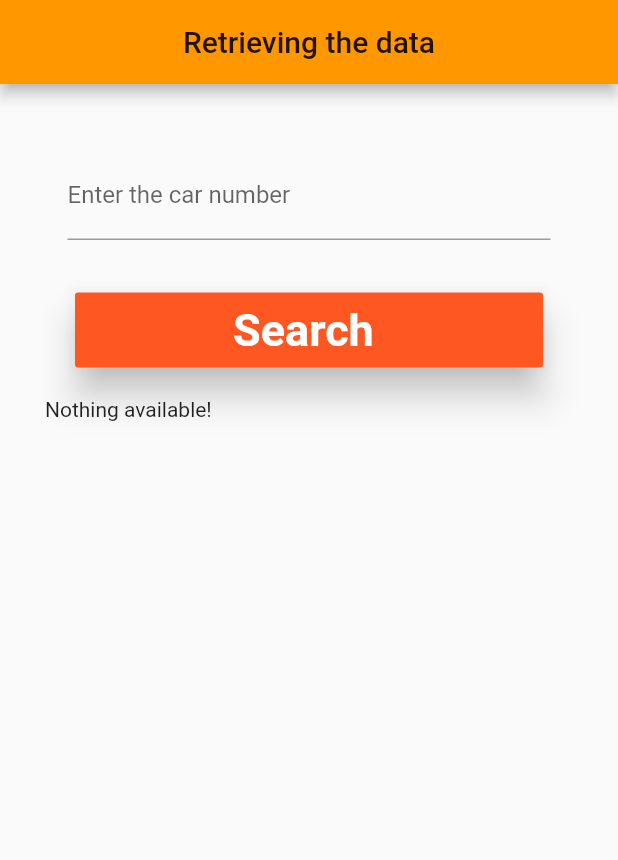
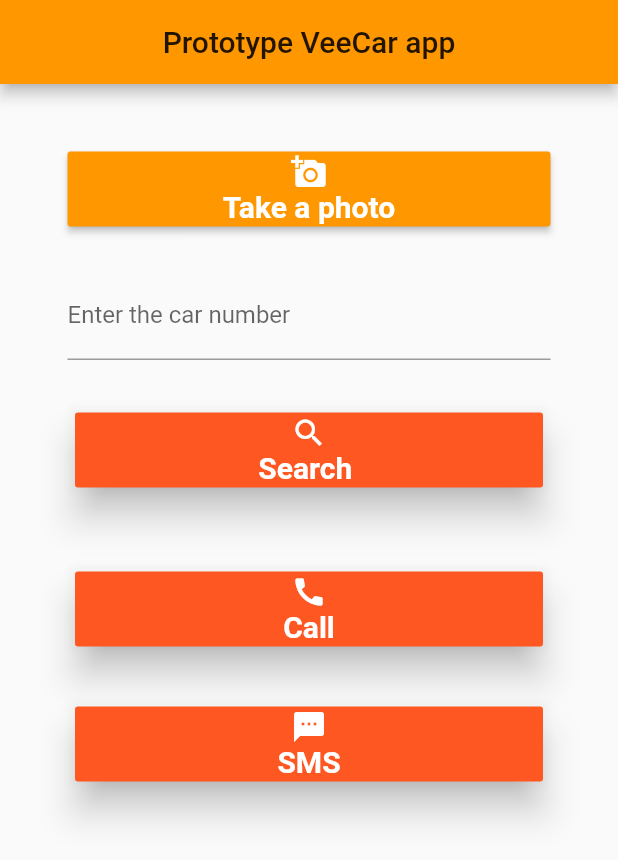
Before and after one commit to KshitizGoel/VeeCar_Prototype, a Flutter app: the screen it shows after launch, on a phone screen of 412 x 824 dp. Shown: the top 860 px of the screen. Run offline on Flutter 3.47's test engine with Material 2 defaults, Android fonts, the phone set to English and light mode, and no system bars; our stand-ins replace firebase_core, firebase_database, image_picker; missing offline and left inert: firebase_ml_vision; accounts and stored records are empty.

Commit message:
Adding ML kit text Recognition to complete the prototype of VeeCar app.

```diff
--- a/lib/HomePage.dart
+++ b/lib/HomePage.dart
@@ -1,6 +1,8 @@
 import 'package:firebase_database/firebase_database.dart';
 import 'package:flutter/material.dart';
 import "Posts.dart";
+import "package:url_launcher/url_launcher.dart";
+import 'newScreen.dart';
 
 
 class HomePage extends StatefulWidget{
@@ -8,11 +10,10 @@ class HomePage extends StatefulWidget{
   State<StatefulWidget> createState() {
    return HomePageState();
   }
-
-
 }
 
 class HomePageState extends State<HomePage>{
+  String phoneNumberCalling ;
 
   DatabaseReference ref = FirebaseDatabase.instance.reference().child("Details") ;
   List <Posts> postsList = [];
@@ -24,19 +25,60 @@ class HomePageState extends State<HomePage>{
     return Scaffold(
 
       appBar: AppBar(
-        title: Text("Retrieving the data"),
+        title: Text("Prototype VeeCar app"),
         centerTitle: true,
       ),
 
       body: Form(
-
-
 
         child: ListView(
 
           padding: EdgeInsets.all(30.0),
 
           children: <Widget>[
+
+            Padding(
+              padding: EdgeInsets.all(15.0),
+              child: ButtonTheme(
+
+                height: 50.0,
+
+                child: RaisedButton(
+
+                  child: Column(
+
+                    children: <Widget>[
+
+                      Icon(
+                        Icons.add_a_photo,
+                        color: Colors.white,
+                      ),
+                      Text(
+                        "Take a photo",
+                        style: TextStyle(
+                          color: Colors.white,
+                          fontSize: 20.0,
+                          fontWeight: FontWeight.bold
+                        ),
+                      )
+                    ]
+
+                  ),
+
+                  onPressed: (){
+                    Navigator.push(
+                        context,
+                        MaterialPageRoute(
+                    builder:(context) =>NewScreen(),
+
+                    ),);
+                  },
+
+                ),
+
+              ),
+            ),
+
             Padding(
               padding: EdgeInsets.all(15.0),
             child: TextFormField(
@@ -61,15 +103,29 @@ class HomePageState extends State<HomePage>{
 
               elevation: 10.0,
 
-              child: Text(
+              child: Column(
+
+                children: <Widget>[
+
+                  Icon(
+                    Icons.search,
+                    color: Colors.white,
+                  ),
+
+                  Text(
                     "Search ",
 
                     style: TextStyle(
                         fontWeight: FontWeight.bold,
                         color: Colors.white,
-                  fontSize: 30.0
+                        fontSize: 20.0
                     ),
+                  )
+                ],
+
               ),
+
+
               onPressed: (){
                 String carNumberInput = carNumberController.text.toString().replaceAll(" ", "");
 
@@ -102,7 +158,7 @@ class HomePageState extends State<HomePage>{
             Container(
 
 
-              child: postsList.length==0? Text("Nothing available!") : ListView.builder(
+              child: postsList.length==0? Text(" ") : ListView.builder(
                   shrinkWrap: true,
 
                   itemCount: postsList.length,
@@ -112,7 +168,89 @@ class HomePageState extends State<HomePage>{
                   }
               ),
 
+            ),
+
+            Padding(
+
+              padding: EdgeInsets.all(20.0),
+
+              child: ButtonTheme(
+
+                height: 50.0,
+
+                child: RaisedButton(
+                    color: Colors.deepOrange,
+
+                    elevation: 10.0,
+
+                    child:Column(
+
+                      children:<Widget> [
+                        Icon(
+                          Icons.call,
+                          color: Colors.white,
+                        ),
+
+
+
+                        Text(
+                          "Call",
+
+                          style: TextStyle(
+                              fontWeight: FontWeight.bold,
+                              color: Colors.white,
+                              fontSize: 20.0
+                          ),
+                        ),
+
+                      ],
+                    ),
+                    onPressed: (){
+                      call1();
+                    }
+                ),
+              ),
+            ),
+            Padding(
+
+              padding: EdgeInsets.all(20.0),
+
+              child: ButtonTheme(
+
+                height: 50.0,
+
+
+                child: RaisedButton(
+                    color: Colors.deepOrange,
+
+                    elevation: 10.0,
+
+                    child:Column(
+
+                      children:<Widget> [
+
+                        Icon(
+                          Icons.textsms,
+                          color: Colors.white,
+                        ),
+                       Text(
+                          "SMS",
+
+                          style: TextStyle(
+                              fontWeight: FontWeight.bold,
+                              color: Colors.white,
+                              fontSize: 20.0
+                          ),
+                        ),
+                      ],
+                ),
+                    onPressed: (){
+                      sms1();
+                    }
                 )
+              ),
+            ),
+
           ],
         ),
       ),
@@ -120,6 +258,7 @@ class HomePageState extends State<HomePage>{
   }
 
   Widget postsUI ( String carNo, String ownerName, int flatNo,  int phoneNo){
+    phoneNumberCalling = phoneNo.toString();
 
     return Card(
       elevation: 20.0,
@@ -164,7 +303,6 @@ class HomePageState extends State<HomePage>{
             SizedBox(height: 15.0,),
             Text(
               "Contact Number:  ${phoneNo.toString()}"  ,
-
               style: Theme.of(context).textTheme.subtitle2,
               textAlign: TextAlign.center,
             ),
@@ -179,4 +317,14 @@ class HomePageState extends State<HomePage>{
 
   }
 
+  call1(){
+    String phoneNo = "tel:" + phoneNumberCalling;
+    launch(phoneNo);
   }
+
+  sms1(){
+    String sms = "sms: $phoneNumberCalling";
+    launch(sms);
+  }
+
+}
--- a/lib/main.dart
+++ b/lib/main.dart
@@ -1,6 +1,5 @@
 import 'package:firebase_core/firebase_core.dart';
 import "package:flutter/material.dart";
-
 import 'HomePage.dart';
 
 void main() async {
@@ -9,13 +8,13 @@ void main() async {
   runApp(MyApp());
 
 }
-
-
 class MyApp extends StatelessWidget{
   @override
   Widget build(BuildContext context) {
   return MaterialApp(
     debugShowCheckedModeBanner: false,
+
+
 
     theme: ThemeData(
       primarySwatch: Colors.orange,
--- a/pubspec.yaml
+++ b/pubspec.yaml
@@ -25,6 +25,11 @@ dependencies:
     sdk: flutter
   firebase_core: 0.5.0
   firebase_database: 4.0.0
+  url_launcher: 5.5.1
+  image_picker: 0.6.7+7
+  firebase_ml_vision: 0.9.6+2
+
+
   # The following adds the Cupertino Icons font to your application.
   # Use with the CupertinoIcons class for iOS style icons.
   cupertino_icons: ^0.1.3
```
Also changed, not shown: lib/newScreen.dart (added, +293 -0 lines), pubspec.lock, 1 other file. Lines whose indentation alone changed are shown as unchanged.
